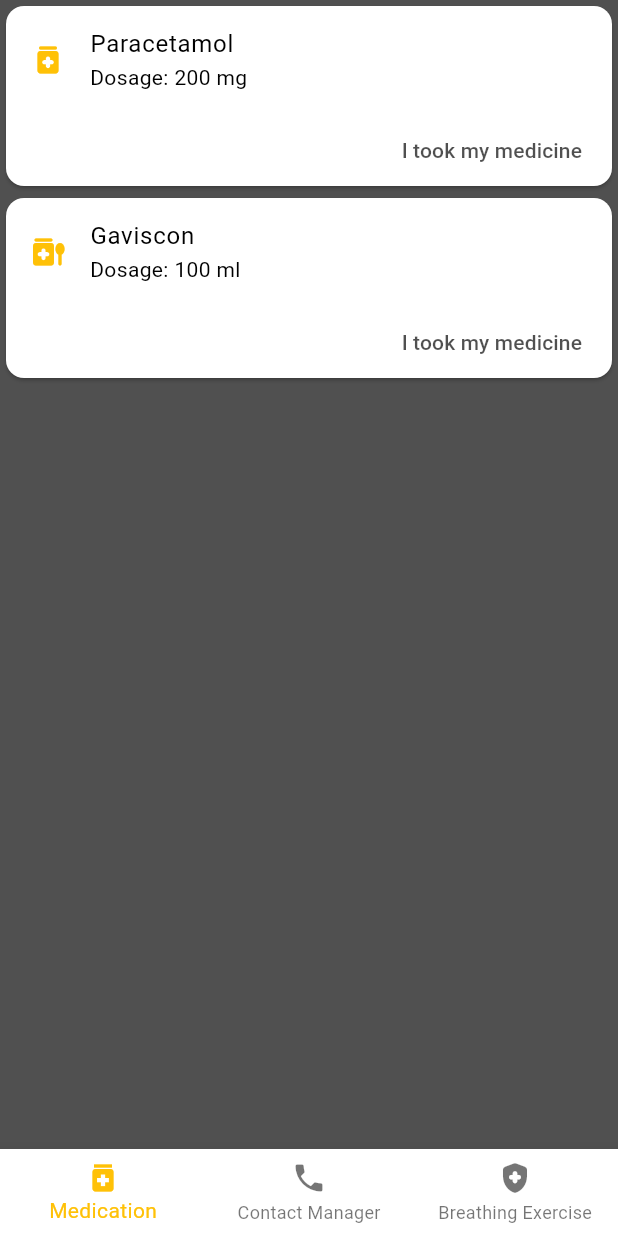
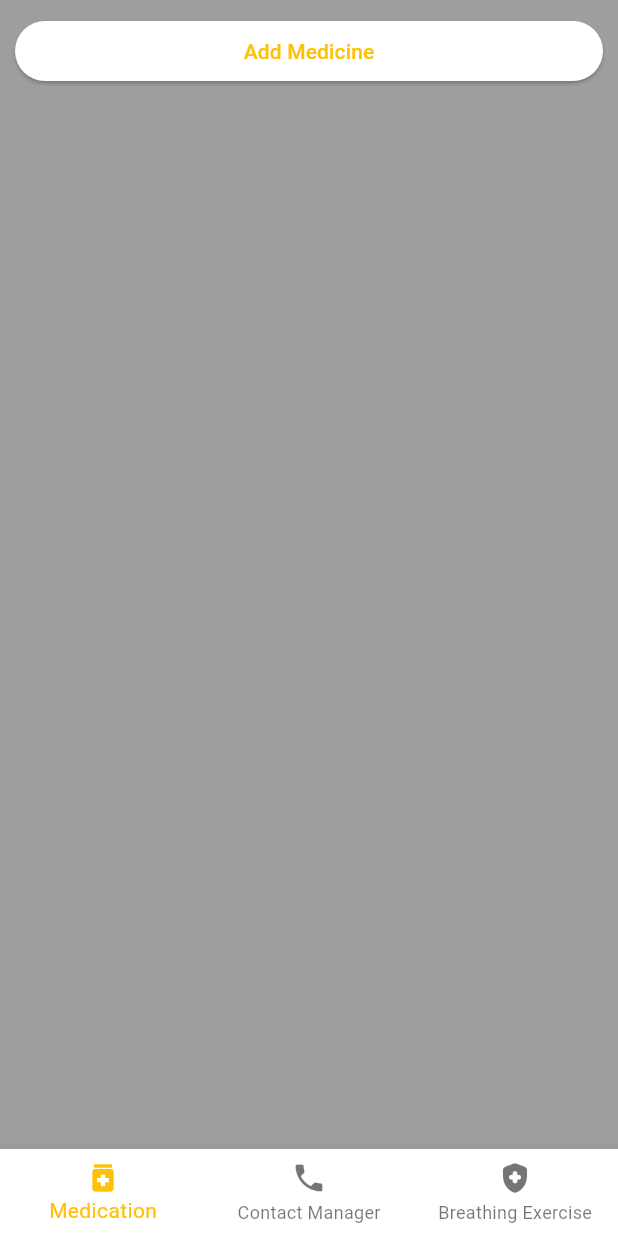
Before and after one commit to SeveralSnipe/GoogleSolutionChallenge2023, a Flutter app: the screen it shows after launch, on a phone screen of 412 x 824 dp. Run offline on Flutter 3.47's test engine with Material 2 defaults, Android fonts, the phone set to English and light mode, and no system bars.

Commit message:
Functionality to add medicine

```diff
--- a/lib/main.dart
+++ b/lib/main.dart
@@ -1,3 +1,4 @@
+import 'package:flutter/widgets.dart';
 import 'package:flutter/material.dart';
 import 'package:provider/provider.dart';
 
@@ -15,8 +16,8 @@
       title: 'Elderly Helper',
       theme: ThemeData(
         useMaterial3: true,
-        colorScheme: ColorScheme.highContrastLight(
-            primary: Color.fromARGB(175, 0, 0, 0)),
+        colorScheme: const ColorScheme.highContrastLight(
+            primary: Colors.grey),
       ),
       home: MyHomePage(),
     );
@@ -29,8 +30,8 @@
 }
 
 class _MyHomePageState extends State<MyHomePage> {
+  var selectedIndex = 0;
   @override
-  var selectedIndex = 0;
   Widget build(BuildContext context) {
     Widget page;
     switch (selectedIndex) {
@@ -38,10 +39,10 @@
         page = MedList();
         break;
       case 1:
-        page = Placeholder(color: Colors.red);
+        page = const Placeholder(color: Colors.red);
         break;
       case 2:
-        page = Placeholder(color: Colors.blue);
+        page = const Placeholder(color: Colors.blue);
         break;
       default:
         throw UnimplementedError("No widget for $selectedIndex");
--- a/lib/medcard.dart
+++ b/lib/medcard.dart
@@ -6,7 +6,8 @@
 class MedCard extends StatefulWidget {
   final String medicationName;
   final String dosage;
-  MedCard({required this.medicationName, required this.dosage});
+  final bool syrup;
+  MedCard({required this.medicationName, required this.dosage, required this.syrup});
 
   @override
   State<MedCard> createState() => _MedCardState();
@@ -22,7 +23,7 @@
           children: <Widget>[
             ListTile(
               leading: Icon(
-                Icons.medication_rounded,
+                (widget.syrup)?Icons.medication_liquid_rounded:Icons.medication_rounded,
                 color: Colors.amber,
               ),
               title: Text(widget.medicationName),
--- a/lib/medlist.dart
+++ b/lib/medlist.dart
@@ -4,18 +4,138 @@
 import 'package:flutter/material.dart';
 
 import './medcard.dart';
-import './syrupcard.dart';
 
-class MedList extends StatelessWidget {
-  const MedList({super.key});
+List<Widget> medWidgets = [];
+
+class MedList extends StatefulWidget {
+  MedList({super.key});
 
   @override
+  State<MedList> createState() => _MedListState();
+}
+
+class _MedListState extends State<MedList> {
+  @override
   Widget build(BuildContext context) {
-    return Column(
+    return ListView(
       children: [
-        MedCard(medicationName: 'Paracetamol', dosage: '200 mg'),
-        SyrupCard(medicationName: 'Gaviscon', dosage: '100 ml'),
+        Padding(
+          padding: const EdgeInsets.all(10),
+          child: ElevatedButton(
+            onPressed: () async {
+              final value = await Navigator.push(
+                context,
+                MaterialPageRoute(builder: (context) => AddPage()),
+              );
+              setState(() {});
+            },
+            child: const Text(
+              'Add Medicine',
+              style: TextStyle(color: Colors.amber),
+            ),
+          ),
+        ),
+        const SizedBox(
+          height: 80,
+        ),
+        ListView.builder(
+            shrinkWrap: true,
+            itemCount: medWidgets.length,
+            itemBuilder: ((context, index) {
+              return Padding(
+                padding: const EdgeInsets.all(8),
+                child: medWidgets[index],
+              );
+            }))
       ],
     );
   }
 }
+
+class AddPage extends StatelessWidget {
+  AddPage({super.key});
+
+  final TextEditingController _typeController = TextEditingController();
+
+  final TextEditingController _nameController = TextEditingController();
+
+  final TextEditingController _dosageController = TextEditingController();
+
+  final GlobalKey<FormState> _formKey = GlobalKey<FormState>();
+
+  @override
+  Widget build(BuildContext context) {
+    return Scaffold(
+        body: Form(
+            key: _formKey,
+            child: Column(
+              children: [
+                Padding(
+                  padding: const EdgeInsets.all(8.0),
+                  child: TextFormField(
+                    textAlign: TextAlign.center,
+                    controller: _typeController,
+                    decoration: const InputDecoration(
+                        border: UnderlineInputBorder(),
+                        labelText: 'Enter \'s\' for syrup and \'p\'for pills'),
+                    validator: (value) {
+                      if (value!.isEmpty || !(value == 's' || value == 'p')) {
+                        return 'Please enter a valid input';
+                      }
+                    },
+                  ),
+                ),
+                Padding(
+                  padding: const EdgeInsets.all(8.0),
+                  child: TextFormField(
+                    textAlign: TextAlign.center,
+                    controller: _nameController,
+                    decoration: const InputDecoration(
+                        border: UnderlineInputBorder(),
+                        labelText: 'Enter medicine name'),
+                    validator: (value) {
+                      if (value!.isEmpty) {
+                        return 'Please enter a valid input';
+                      }
+                    },
+                  ),
+                ),
+                Padding(
+                  padding: const EdgeInsets.all(8.0),
+                  child: TextFormField(
+                    textAlign: TextAlign.center,
+                    controller: _dosageController,
+                    decoration: const InputDecoration(
+                        border: UnderlineInputBorder(),
+                        labelText: 'Enter dosage'),
+                    validator: (value) {
+                      if (value!.isEmpty) {
+                        return 'Please enter a valid input';
+                      }
+                    },
+                  ),
+                ),
+                Padding(
+                    padding: const EdgeInsets.all(5),
+                    child: ElevatedButton(
+                        onPressed: () {
+                          if (_formKey.currentState!.validate()) {
+                            if (_typeController.text == 's') {
+                              medWidgets.add(MedCard(
+                                  medicationName: _nameController.text,
+                                  dosage: _dosageController.text,
+                                  syrup: true));
+                            } else {
+                              medWidgets.add(MedCard(
+                                  medicationName: _nameController.text,
+                                  dosage: _dosageController.text,
+                                  syrup: false));
+                            }
+                            Navigator.pop(context);
+                          }
+                        },
+                        child: const Text('Submit')))
+              ],
+            )));
+  }
+}
--- a/lib/syrupcard.dart
+++ /dev/null
@@ -1,46 +0,0 @@
-import 'package:flutter/src/foundation/key.dart';
-import 'package:flutter/src/widgets/framework.dart';
-import 'package:flutter/src/widgets/placeholder.dart';
-import 'package:flutter/material.dart';
-
-class SyrupCard extends StatefulWidget {
-  final String medicationName;
-  final String dosage;
-  SyrupCard({required this.medicationName, required this.dosage});
-
-  @override
-  State<SyrupCard> createState() => _SyrupCardState();
-}
-
-class _SyrupCardState extends State<SyrupCard> {
-  @override
-  Widget build(BuildContext context) {
-    return Center(
-      child: Card(
-        child: Column(
-          mainAxisSize: MainAxisSize.min,
-          children: <Widget>[
-            ListTile(
-              leading: Icon(
-                Icons.medication_liquid_rounded,
-                color: Colors.amber,
-              ),
-              title: Text(widget.medicationName),
-              subtitle: Text('Dosage: ${widget.dosage}'),
-            ),
-            Row(
-              mainAxisAlignment: MainAxisAlignment.end,
-              children: <Widget>[
-                TextButton(
-                  child: const Text('I took my medicine'),
-                  onPressed: () {/* ... */},
-                ),
-                const SizedBox(width: 8),
-              ],
-            ),
-          ],
-        ),
-      ),
-    );
-  }
-}
```
